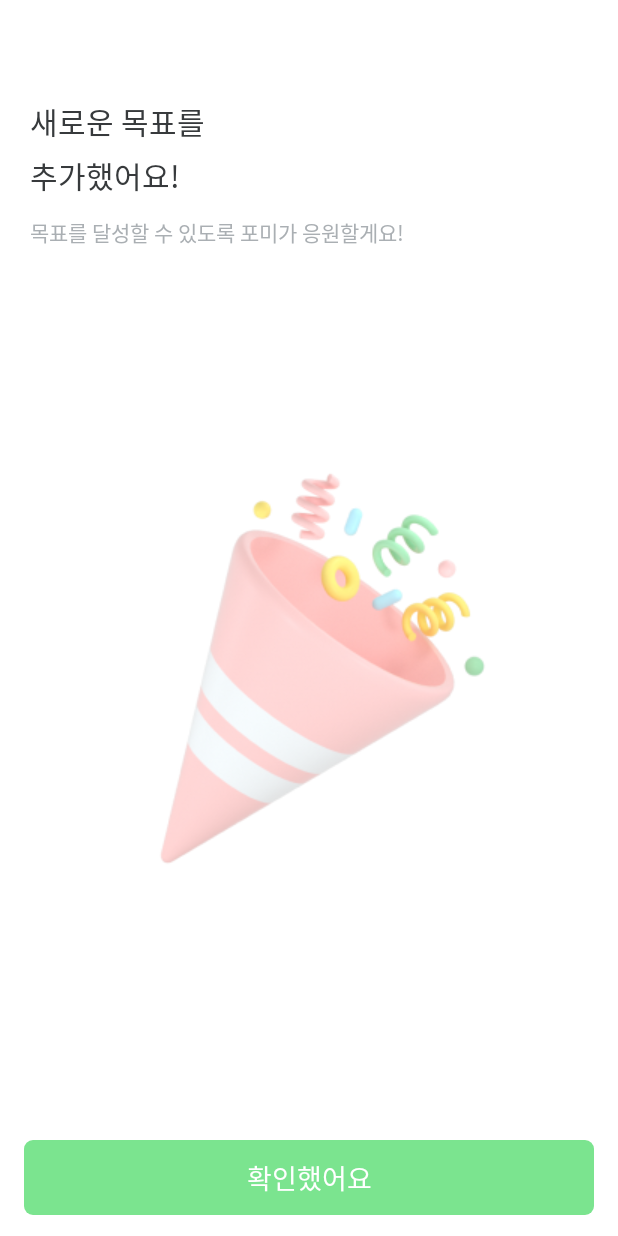
After one commit to PomeTeam/POME_Android, an Android app: the AddGoalCompleteFragment screen opened through its navigation route, on a phone screen of 412 x 824 dp. The commit adds this screen. Run offline under Robolectric (Android 15) with nearby library versions, the phone set to English and light mode, and no system bars; our stand-ins replace Dagger/Hilt's generated code, data binding, navigation-ui.

Commit message:
feat : Complete Add Goal 뷰 구현

```diff
--- /dev/null
+++ b/app/src/main/java/com/teampome/pome/presentation/record/add/AddGoalCompleteFragment.kt
@@ -0,0 +1,20 @@
+package com.teampome.pome.presentation.record.add
+
+import android.os.Bundle
+import android.view.View
+import android.widget.Toast
+import com.teampome.pome.R
+import com.teampome.pome.databinding.FragmentAddGoalCompleteBinding
+import com.teampome.pome.util.base.BaseFragment
+
+class AddGoalCompleteFragment : BaseFragment<FragmentAddGoalCompleteBinding>(R.layout.fragment_add_goal_complete) {
+    override fun onViewCreated(view: View, savedInstanceState: Bundle?) {
+        super.onViewCreated(view, savedInstanceState)
+    }
+
+    override fun initListener() {
+        binding.addGoalCompleteCheckButtonAcb.setOnClickListener {
+            Toast.makeText(requireContext(), "확인했어요", Toast.LENGTH_SHORT).show()
+        }
+    }
+}
--- a/app/src/main/java/com/teampome/pome/presentation/record/add/AddGoalContentsFragment.kt
+++ b/app/src/main/java/com/teampome/pome/presentation/record/add/AddGoalContentsFragment.kt
@@ -39,7 +39,7 @@ class AddGoalContentsFragment : BaseFragment<FragmentAddGoalContentsBinding>(R.l
         }
 
         binding.addGoalContentsCheckButtonAcb.setOnClickListener {
-            Toast.makeText(requireContext(), "작성했어요", Toast.LENGTH_SHORT).show()
+            moveToAddGoalComplete()
         }
 
         // edittext listener
@@ -98,4 +98,10 @@ class AddGoalContentsFragment : BaseFragment<FragmentAddGoalContentsBinding>(R.l
     private fun isCheckButtonEnabled() : Boolean {
         return !(category.isEmpty() || promise.isEmpty() || amount.isEmpty())
     }
+
+    private fun moveToAddGoalComplete() {
+        val action = AddGoalContentsFragmentDirections.actionAddGoalContentsFragmentToAddGoalCompleteFragment()
+
+        findNavController().navigate(action)
+    }
 }
--- /dev/null
+++ b/app/src/main/res/layout/fragment_add_goal_complete.xml
@@ -0,0 +1,63 @@
+<?xml version="1.0" encoding="utf-8"?>
+<layout xmlns:android="http://schemas.android.com/apk/res/android"
+    xmlns:app="http://schemas.android.com/apk/res-auto">
+
+    <data>
+
+    </data>
+
+    <androidx.constraintlayout.widget.ConstraintLayout
+        android:layout_width="match_parent"
+        android:layout_height="match_parent"
+        android:background="@color/white">
+
+        <TextView
+            style="@style/Pome.SemiBold.20"
+            android:id="@+id/add_goal_complete_title_tv"
+            android:layout_width="wrap_content"
+            android:layout_height="wrap_content"
+            android:text="@string/add_goal_complete_title_text"
+            android:textColor="@color/grey_8"
+            android:lineSpacingExtra="6sp"
+            android:layout_marginTop="66dp"
+            android:layout_marginStart="20dp"
+            app:layout_constraintTop_toTopOf="parent"
+            app:layout_constraintStart_toStartOf="parent"/>
+
+        <TextView
+            style="@style/Pome.Medium.14"
+            android:id="@+id/add_goal_complete_subtitle_tv"
+            android:layout_width="wrap_content"
+            android:layout_height="wrap_content"
+            android:text="@string/add_goal_complete_subtitle_text"
+            android:textColor="@color/grey_5"
+            android:layout_marginTop="12dp"
+            app:layout_constraintTop_toBottomOf="@id/add_goal_complete_title_tv"
+            app:layout_constraintStart_toStartOf="@id/add_goal_complete_title_tv"/>
+
+        <ImageView
+            android:layout_width="wrap_content"
+            android:layout_height="wrap_content"
+            android:src="@drawable/popper_pink_270"
+            android:layout_marginBottom="35dp"
+            app:layout_constraintTop_toBottomOf="@id/add_goal_complete_subtitle_tv"
+            app:layout_constraintBottom_toTopOf="@id/add_goal_complete_check_button_acb"
+            app:layout_constraintStart_toStartOf="parent"
+            app:layout_constraintEnd_toEndOf="parent"/>
+
+        <androidx.appcompat.widget.AppCompatButton
+            style="@style/Pome.Bold.18"
+            android:id="@+id/add_goal_complete_check_button_acb"
+            android:textColor="@color/white"
+            android:layout_width="0dp"
+            android:layout_height="50dp"
+            android:text="@string/add_goal_complete_check_button_text"
+            android:background="@drawable/register_profile_name_check_available_btn_background"
+            android:stateListAnimator="@null"
+            android:layout_marginBottom="14dp"
+            android:layout_marginHorizontal="16dp"
+            app:layout_constraintBottom_toBottomOf="parent"
+            app:layout_constraintStart_toStartOf="parent"
+            app:layout_constraintEnd_toEndOf="parent"/>
+    </androidx.constraintlayout.widget.ConstraintLayout>
+</layout>
--- a/app/src/main/res/navigation/pome_navigation.xml
+++ b/app/src/main/res/navigation/pome_navigation.xml
@@ -190,5 +190,14 @@
         android:id="@+id/addGoalContentsFragment"
         android:name="com.teampome.pome.presentation.record.add.AddGoalContentsFragment"
         android:label="AddGoalContentsFragment"
-        tools:layout="@layout/fragment_add_goal_contents"/>
+        tools:layout="@layout/fragment_add_goal_contents">
+        <action
+            android:id="@+id/action_addGoalContentsFragment_to_addGoalCompleteFragment"
+            app:destination="@id/addGoalCompleteFragment" />
+    </fragment>
+    <fragment
+        android:id="@+id/addGoalCompleteFragment"
+        android:name="com.teampome.pome.presentation.record.add.AddGoalCompleteFragment"
+        android:label="AddGoalCompleteFragment"
+        tools:layout="@layout/fragment_add_goal_complete"/>
 </navigation>
--- a/app/src/main/res/values/strings.xml
+++ b/app/src/main/res/values/strings.xml
@@ -125,4 +125,7 @@
     <string name="add_goal_contents_check_button_text">작성했어요</string>
     <string name="add_goal_contents_private_title_text">목표 공개 설정</string>
     <string name="add_goal_contents_private_subtitle_text">친구들에게 이 목표를 공개할까요?</string>
+    <string name="add_goal_complete_title_text">새로운 목표를\n추가했어요!</string>
+    <string name="add_goal_complete_subtitle_text">목표를 달성할 수 있도록 포미가 응원할게요!</string>
+    <string name="add_goal_complete_check_button_text">확인했어요</string>
 </resources>
```
Also changed, not shown: app/src/main/res/drawable/popper_pink_270.png (added).
